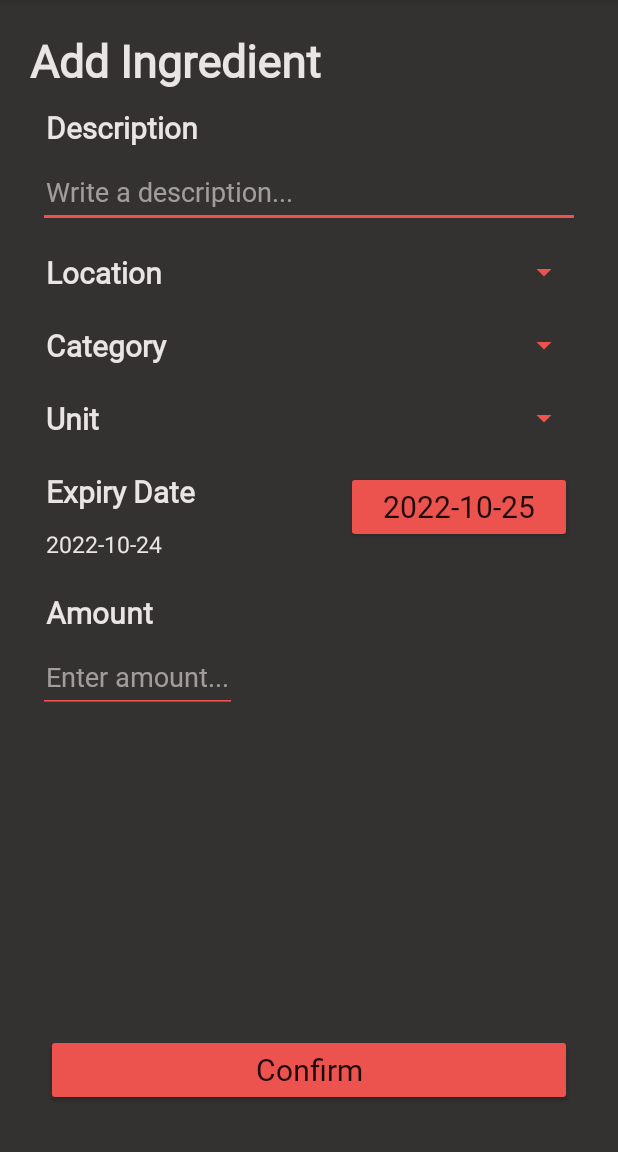
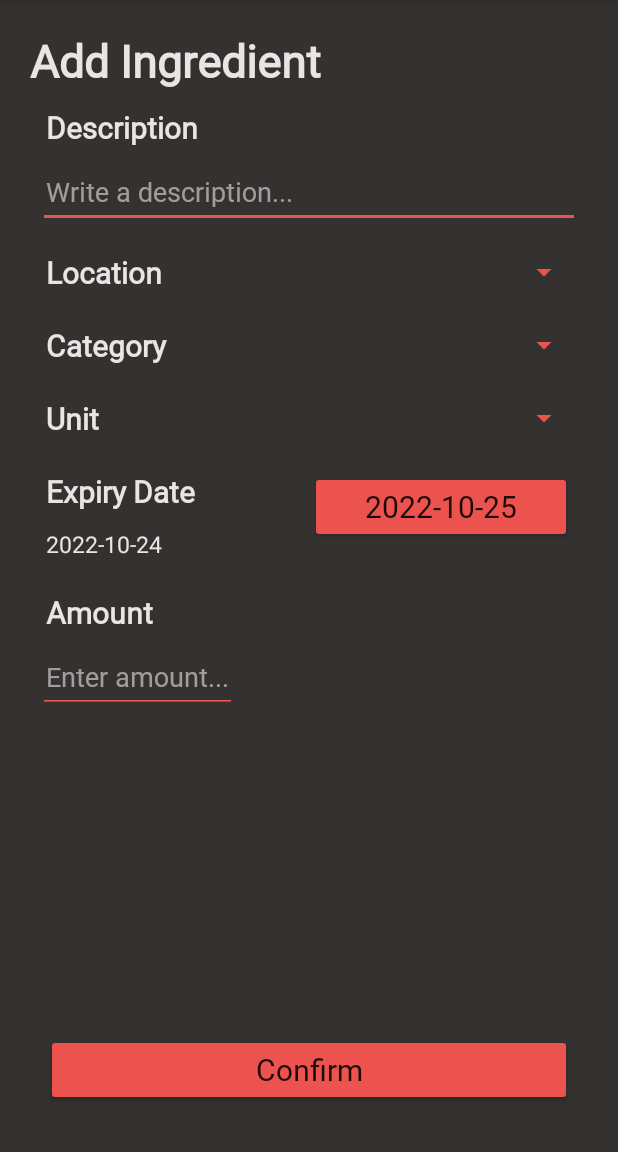
Before and after one commit to CMPUT301F22T24/Team24App, an Android app: the AddIngredientActivity screen opened directly, with no data from a screen before it, after a tap on "Select", on a phone screen of 412 x 824 dp, the part 84-1236 px from its top. Run offline under Robolectric (Android 15) with nearby library versions, the phone set to English and light mode, and no system bars.

Commit message:
slight tweak to activity_add_ingredient.xml

```diff
--- a/code/app/src/main/res/layout/activity_add_ingredient.xml
+++ b/code/app/src/main/res/layout/activity_add_ingredient.xml
@@ -153,7 +153,7 @@
             android:padding="5dp">
 
             <LinearLayout
-                android:layout_width="0dp"
+                android:layout_width="wrap_content"
                 android:layout_height="wrap_content"
                 android:orientation="vertical"
                 android:layout_weight="2">
@@ -163,12 +163,12 @@
                     android:layout_width="match_parent"
                     android:layout_height="0dp"
                     android:layout_weight="1"
+                    android:fontFamily="@font/karma_medium"
                     android:padding="5dp"
-                    android:fontFamily="@font/karma_medium"
                     android:text="Expiry Date"
                     android:textColor="#E9E5E5"
                     android:textSize="20dp"
-                    android:textStyle="bold"/>
+                    android:textStyle="bold" />
 
                 <TextView
                     android:id="@+id/add_ingredient_expiryDate_textView"
@@ -184,7 +184,7 @@
 
             <Button
                 android:id="@+id/add_ingredient_select_expiryDate_button"
-                android:layout_width="0dp"
+                android:layout_width="wrap_content"
                 android:layout_height="wrap_content"
                 android:layout_margin="5dp"
                 android:layout_weight="1.5"
```
